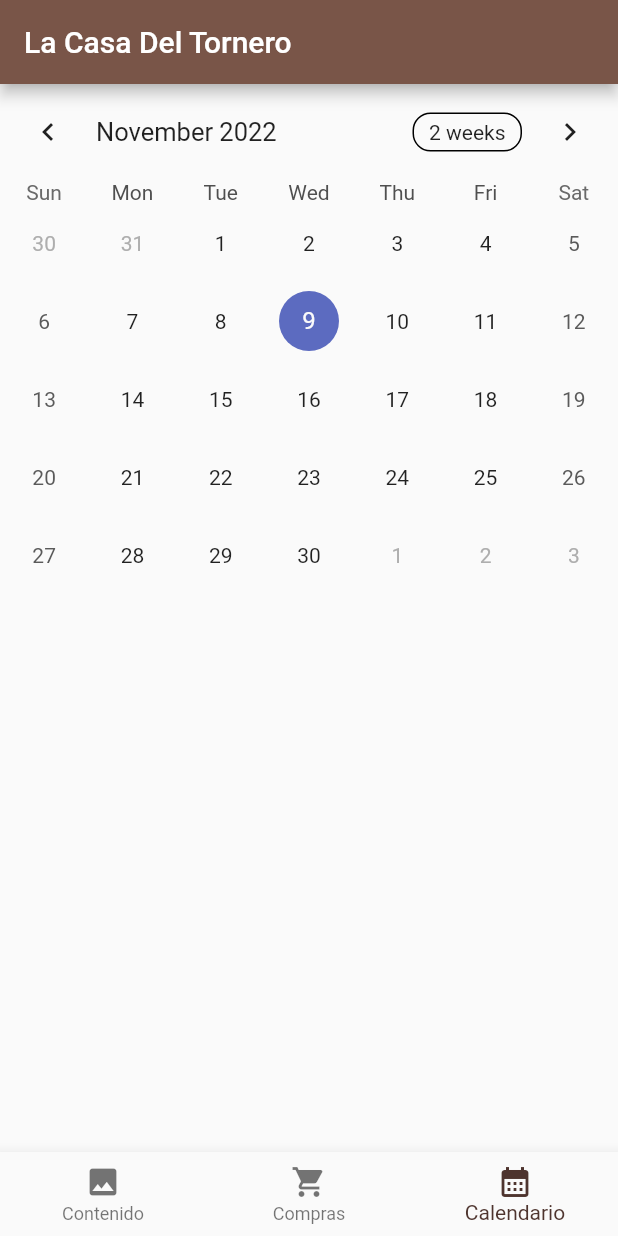
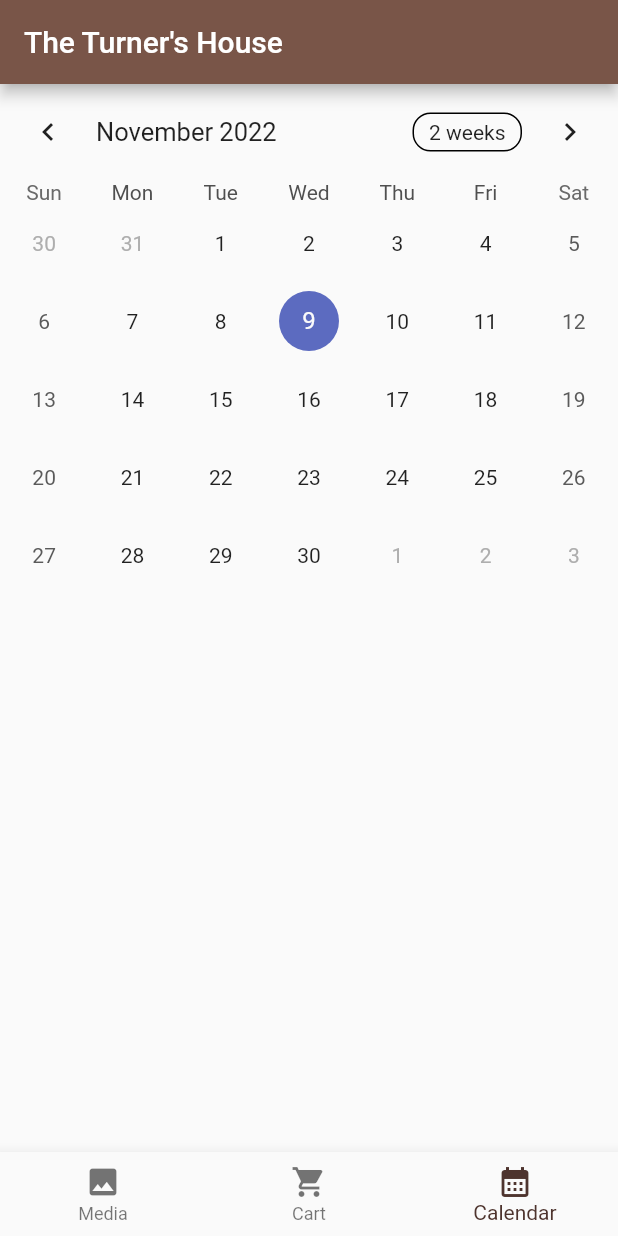
Before and after one commit to CROCDC/LaCasaDelTornero, a Flutter app: the screen it shows after launch, item 3 of the bottom bar chosen, on a phone screen of 412 x 824 dp. Run offline on Flutter 3.47's test engine with Material 2 defaults, Android fonts, the phone set to English and light mode, and no system bars; drawn by our look-alikes of table_calendar; our stand-ins replace chewie, cloud_firestore, firebase_core, video_player; accounts and stored records are empty; generated files the repository leaves out were written again.

Commit message:
added translations

```diff
--- /dev/null
+++ b/l10n.yaml
@@ -0,0 +1,3 @@
+arb-dir: lib/l10n
+template-arb-file: app_en.arb
+output-localization-file: app_localizations.dart
--- a/lib/home/main.dart
+++ b/lib/home/main.dart
@@ -1,5 +1,7 @@
 import 'package:firebase_core/firebase_core.dart';
 import 'package:flutter/material.dart';
+import 'package:flutter_gen/gen_l10n/app_localizations.dart';
+import 'package:flutter_localizations/flutter_localizations.dart';
 import 'package:flutter_test/flutter_test.dart';
 import 'package:lacasadeltonero/home/calendar/calendar_tab_widget.dart';
 import 'package:lacasadeltonero/home/media/media_tab.dart';
@@ -18,6 +20,19 @@ class MyApp extends StatelessWidget {
   @override
   Widget build(BuildContext context) {
     return MaterialApp(
+      localeResolutionCallback: (locale, supportedLocales) {
+        return locale;
+      },
+      localizationsDelegates: [
+        AppLocalizations.delegate,
+        GlobalMaterialLocalizations.delegate,
+        GlobalWidgetsLocalizations.delegate,
+        GlobalCupertinoLocalizations.delegate,
+      ],
+      supportedLocales: const [
+        Locale('en', ''),
+        Locale('es', ''),
+      ],
       title: 'Flutter Demo',
       theme: ThemeData(
         primarySwatch: Colors.brown,
@@ -52,24 +67,24 @@ class _HomeScreenState extends State<HomeScreen> {
   Widget build(BuildContext context) {
     return Scaffold(
       appBar: AppBar(
-        title: const Text("La Casa Del Tornero"),
+        title: Text(AppLocalizations.of(context)!.appName),
       ),
       body: Center(
         child: _widgetOptions.elementAt(_selectedIndex),
       ),
       bottomNavigationBar: BottomNavigationBar(
-        items: const <BottomNavigationBarItem>[
+        items: <BottomNavigationBarItem>[
           BottomNavigationBarItem(
-            icon: Icon(Icons.photo),
-            label: 'Contenido',
+            icon: const Icon(Icons.photo),
+            label: AppLocalizations.of(context)!.mediaTab,
           ),
           BottomNavigationBarItem(
-            icon: Icon(Icons.shopping_cart),
-            label: 'Compras',
+            icon: const Icon(Icons.shopping_cart),
+            label: AppLocalizations.of(context)!.cartTab,
           ),
           BottomNavigationBarItem(
-            icon: Icon(Icons.calendar_month),
-            label: 'Calendario',
+            icon: const Icon(Icons.calendar_month),
+            label: AppLocalizations.of(context)!.calendarTab,
           ),
         ],
         currentIndex: _selectedIndex,
--- /dev/null
+++ b/lib/l10n/app_en.arb
@@ -0,0 +1,6 @@
+{
+    "appName" : "The Turner's House",
+    "mediaTab": "Media",
+    "cartTab": "Cart",
+     "calendarTab" : "Calendar"
+}
--- /dev/null
+++ b/lib/l10n/app_es.arb
@@ -0,0 +1,6 @@
+{
+    "appName" : "La Casa Del Tornero",
+    "mediaTab": "Media",
+    "cartTab": "Carrito",
+    "calendarTab" : "Calendario"
+}
--- a/pubspec.yaml
+++ b/pubspec.yaml
@@ -29,13 +29,16 @@ environment:
 dependencies:
   flutter:
     sdk: flutter
+  flutter_localizations:
+    sdk: flutter
 
 
   # The following adds the Cupertino Icons font to your application.
   # Use with the CupertinoIcons class for iOS style icons.
   cupertino_icons: ^1.0.2
-  cloud_firestore: ^4.0.3
+  cloud_firestore: ^4.0.4
   firebase_core: ^2.1.1
+  intl: ^0.17.0
 
 dev_dependencies:
   flutter_test:
@@ -57,6 +60,7 @@ dev_dependencies:
 
 # The following section is specific to Flutter packages.
 flutter:
+  generate: true
 
   assets:
     - assets/
```
Also changed, not shown: lib/home/cart/cart_tab_widget.dart (+13 -8 lines), lib/home/media/media_tab.dart (+10 -4 lines), pubspec.lock, 5 other files.
